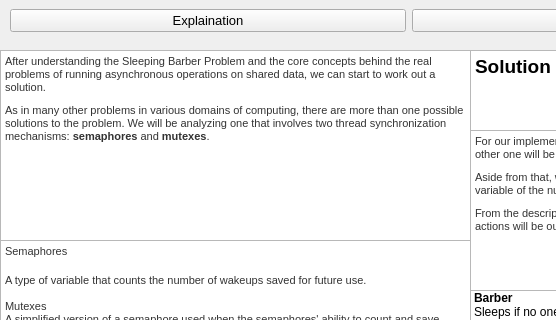
Old version of the form solution.ui in the repository trid2912/OS20212; both pictures show x 0 to 556 and y 0 to 320 of the 1230 by 900 pixel window.
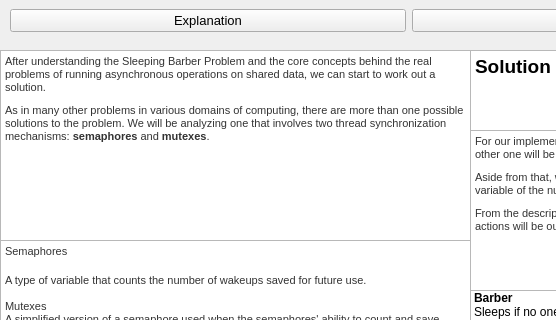
New version of the form.

Diff of the .ui file:
```diff
--- a/solution.ui
+++ b/solution.ui
@@ -246,7 +246,7 @@
         </font>
        </property>
        <property name="text">
-        <string>Explaination</string>
+        <string>Explanation</string>
        </property>
       </widget>
      </item>
```
